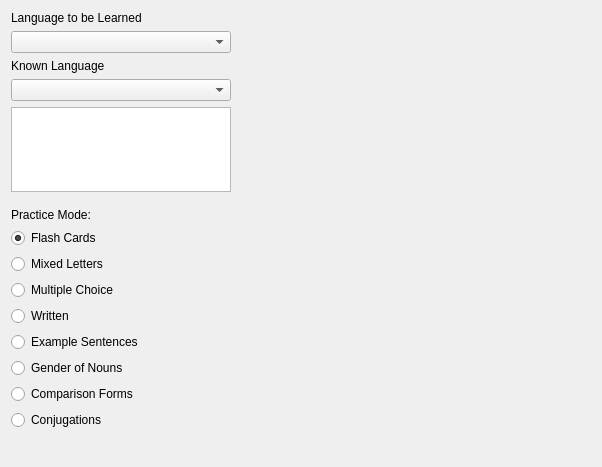
Qt form src/statistics/statisticsmainwindow.ui (KDE/parley) before a commit.
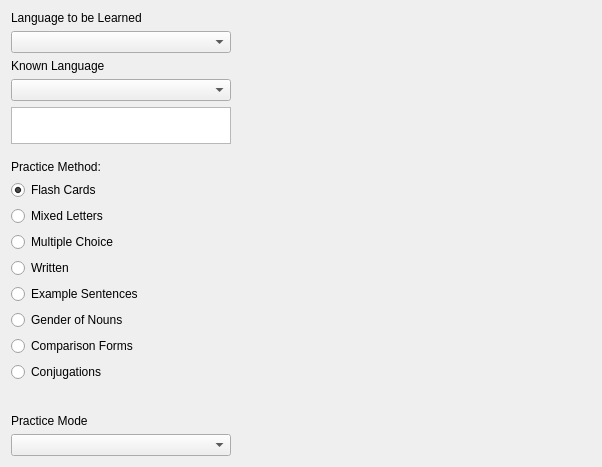
The same form after that commit. Custom widgets are drawn as their Qt base class.

Commit message:
Implement persistent practice mode settings
This is not the same as the previous "practice mode", which should
instead be called "practice method".  Until I have discussed this with
Amarvir, I won't make any code changes, though.  The settings name,
PracticeMode2, is also not good and needs to be changed before
merging.

The edit to the form file:
```diff
--- a/src/statistics/statisticsmainwindow.ui
+++ b/src/statistics/statisticsmainwindow.ui
@@ -101,7 +101,7 @@
    <item row="6" column="0">
     <widget class="QLabel" name="label_2">
      <property name="text">
-      <string>Practice Mode:</string>
+      <string>Practice Method:</string>
      </property>
     </widget>
    </item>
@@ -213,6 +213,16 @@
     </layout>
    </item>
    <item row="16" column="0">
+    <widget class="QLabel" name="label3">
+     <property name="text">
+      <string>Practice Mode</string>
+     </property>
+    </widget>
+   </item>
+   <item row="17" column="0">
+    <widget class="QComboBox" name="practiceMode"/>
+   </item>
+   <item row="18" column="0">
     <spacer name="verticalSpacer">
      <property name="orientation">
       <enum>Qt::Vertical</enum>
```
Left out of the diff: 2 changed lines with no effect on the pictures. The commit also changes 3 other files.
